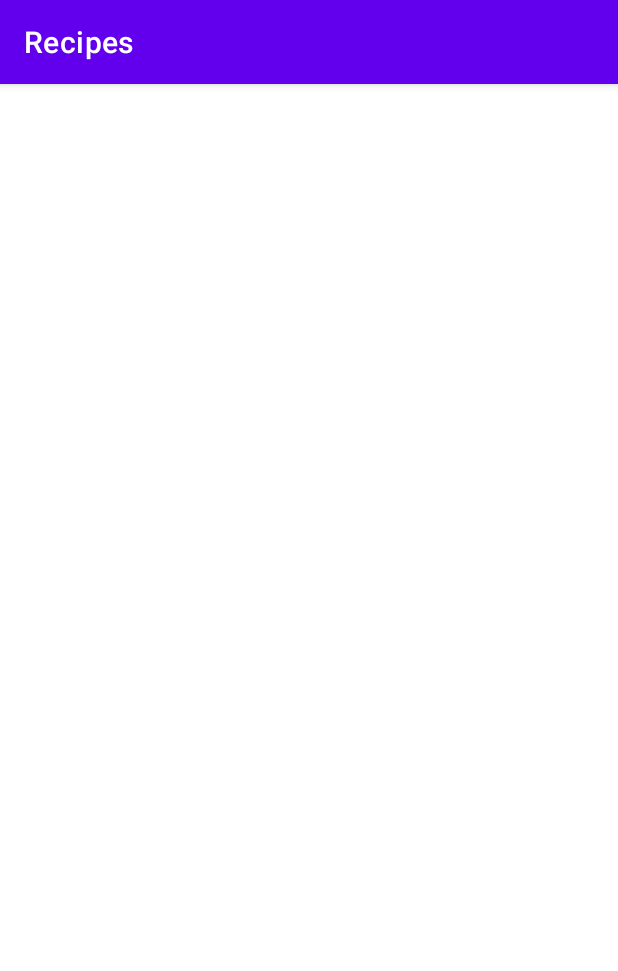
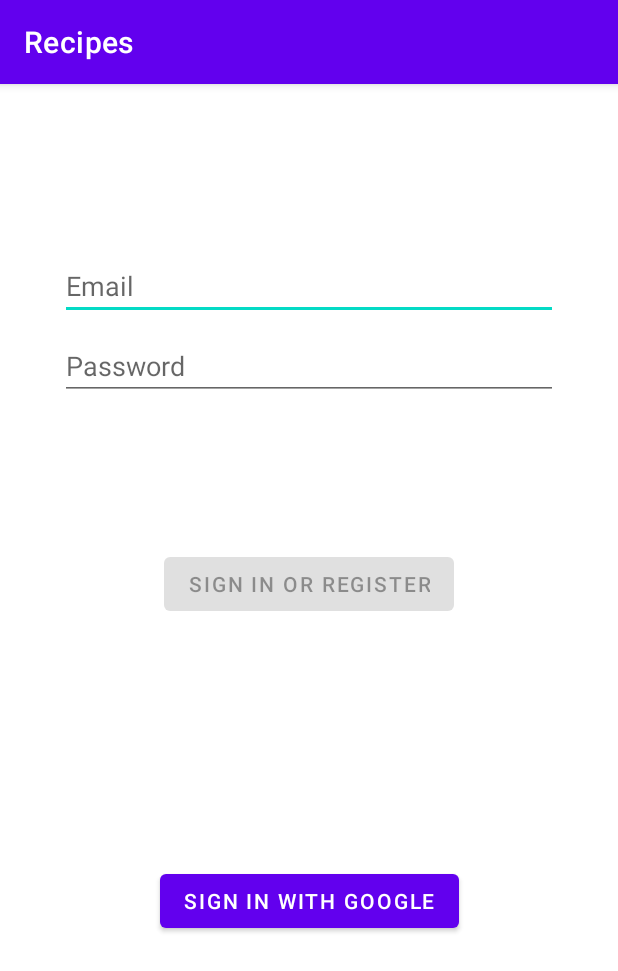
Before and after one commit to nosenko-mi/Recipes, an Android app built with Jetpack Compose: the screen it shows after launch (MainActivity), on a phone screen of 412 x 824 dp. Shown: the top 971 px of the screen. Run offline under Robolectric (Android 15) with nearby library versions, the phone set to English and light mode, and no system bars; our stand-ins replace Firebase (no records; nobody signed in at launch, a user with empty details on screens opened directly); pictures from the network do not load; 2 statements that could not run were skipped.

Commit message:
feat: add basic Login logics

```diff
--- /dev/null
+++ b/app/src/main/res/layout/fragment_login.xml
@@ -0,0 +1,92 @@
+<?xml version="1.0" encoding="utf-8"?>
+<androidx.constraintlayout.widget.ConstraintLayout
+    xmlns:android="http://schemas.android.com/apk/res/android"
+    xmlns:app="http://schemas.android.com/apk/res-auto"
+    xmlns:tools="http://schemas.android.com/tools"
+    android:id="@+id/container"
+    android:layout_width="match_parent"
+    android:layout_height="match_parent"
+    android:paddingBottom="@dimen/fragment_vertical_margin"
+    android:paddingLeft="@dimen/fragment_horizontal_margin"
+    android:paddingRight="@dimen/fragment_horizontal_margin"
+    android:paddingTop="@dimen/fragment_vertical_margin"
+    tools:context=".ui.LoginFragment">
+
+    <EditText
+        android:id="@+id/username"
+        android:layout_width="0dp"
+        android:layout_height="wrap_content"
+        android:layout_marginStart="24dp"
+        android:layout_marginTop="96dp"
+        android:layout_marginEnd="24dp"
+        android:hint="@string/prompt_email"
+        android:inputType="textEmailAddress"
+        android:selectAllOnFocus="true"
+        app:layout_constraintEnd_toEndOf="parent"
+        app:layout_constraintStart_toStartOf="parent"
+        app:layout_constraintTop_toTopOf="parent" />
+
+    <EditText
+        android:id="@+id/password"
+        android:layout_width="0dp"
+        android:layout_height="wrap_content"
+        android:layout_marginStart="24dp"
+        android:layout_marginTop="8dp"
+        android:layout_marginEnd="24dp"
+        android:hint="@string/prompt_password"
+        android:imeActionLabel="@string/action_sign_in_short"
+        android:imeOptions="actionDone"
+        android:inputType="textPassword"
+        android:selectAllOnFocus="true"
+        app:layout_constraintEnd_toEndOf="parent"
+        app:layout_constraintStart_toStartOf="parent"
+        app:layout_constraintTop_toBottomOf="@+id/username" />
+
+    <Button
+        android:id="@+id/login"
+        android:enabled="false"
+        android:layout_width="wrap_content"
+        android:layout_height="wrap_content"
+        android:layout_gravity="start"
+        android:layout_marginStart="48dp"
+        android:layout_marginTop="16dp"
+        android:layout_marginEnd="48dp"
+        android:layout_marginBottom="64dp"
+        android:text="@string/action_sign_in"
+        app:layout_constraintBottom_toBottomOf="parent"
+        app:layout_constraintEnd_toEndOf="parent"
+        app:layout_constraintStart_toStartOf="parent"
+        app:layout_constraintTop_toBottomOf="@+id/password"
+        app:layout_constraintVertical_bias="0.2" />
+
+    <Button
+        android:id="@+id/loginGoogleButton"
+        android:layout_width="wrap_content"
+        android:layout_height="wrap_content"
+        android:layout_gravity="start"
+        android:layout_marginStart="@dimen/def_margin_horizontal"
+        android:layout_marginEnd="@dimen/def_margin_horizontal"
+        android:layout_marginBottom="@dimen/def_margin_vertical"
+        android:text="@string/action_sign_in_google"
+        app:layout_constraintBottom_toBottomOf="parent"
+        app:layout_constraintEnd_toEndOf="parent"
+        app:layout_constraintStart_toStartOf="parent"
+        app:layout_constraintTop_toBottomOf="@+id/login"
+        />
+
+    <ProgressBar
+        android:id="@+id/loading"
+        android:visibility="gone"
+        android:layout_width="wrap_content"
+        android:layout_height="wrap_content"
+        android:layout_gravity="center"
+        android:layout_marginStart="32dp"
+        android:layout_marginTop="64dp"
+        android:layout_marginEnd="32dp"
+        android:layout_marginBottom="64dp"
+        app:layout_constraintBottom_toBottomOf="parent"
+        app:layout_constraintEnd_toEndOf="@+id/password"
+        app:layout_constraintStart_toStartOf="@+id/password"
+        app:layout_constraintTop_toTopOf="parent"
+        app:layout_constraintVertical_bias="0.3" />
+</androidx.constraintlayout.widget.ConstraintLayout>
```
Also changed, not shown: app/src/main/java/com/ltl/recipes/ui/LoginFragment.kt (+105 -2 lines).
